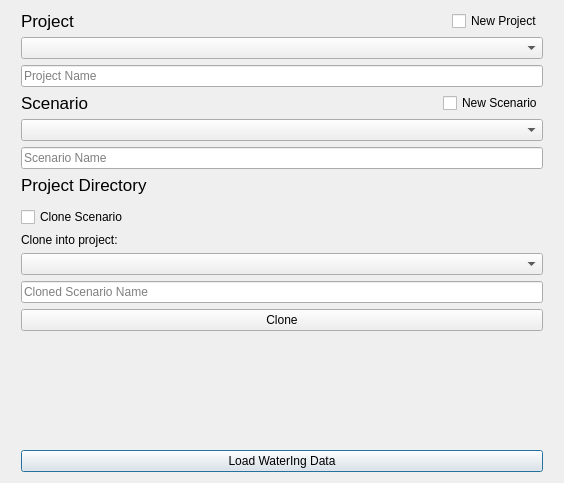
The window that ui/watering_load_dialog.ui (Ingeniousware/QGISWaterIng) describes before a commit, drawn with Qt 5.
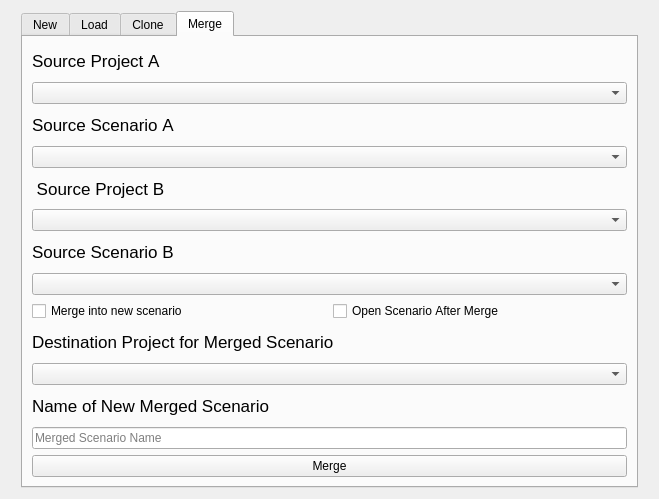
The same window after the commit. The open tabs and pages were chosen to show the change. Custom widgets are drawn as their Qt base class.

Commit message: load dialog enhancement - first part

Patch:
```diff
--- a/ui/watering_load_dialog.ui
+++ b/ui/watering_load_dialog.ui
@@ -9,173 +9,15 @@
    <rect>
     <x>0</x>
     <y>0</y>
-    <width>564</width>
-    <height>483</height>
+    <width>659</width>
+    <height>499</height>
    </rect>
   </property>
   <property name="windowTitle">
    <string>Load WaterIng Data</string>
   </property>
   <layout class="QGridLayout" name="gridLayout">
-   <item row="10" column="1">
-    <widget class="QgsFileWidget" name="newShpDirectory">
-     <property name="storageMode">
-      <enum>QgsFileWidget::GetDirectory</enum>
-     </property>
-    </widget>
-   </item>
-   <item row="7" column="1">
-    <layout class="QHBoxLayout" name="horizontalLayout_2">
-     <item>
-      <widget class="QLineEdit" name="create_scenario">
-       <property name="placeholderText">
-        <string>Scenario Name</string>
-       </property>
-      </widget>
-     </item>
-    </layout>
-   </item>
-   <item row="12" column="1">
-    <layout class="QHBoxLayout" name="horizontalLayout_7">
-     <item>
-      <widget class="QCheckBox" name="cloneCheckBox">
-       <property name="text">
-        <string>Clone Scenario</string>
-       </property>
-      </widget>
-     </item>
-    </layout>
-   </item>
-   <item row="25" column="1">
-    <widget class="QPushButton" name="newProjectBtn">
-     <property name="text">
-      <string>Load WaterIng Data</string>
-     </property>
-    </widget>
-   </item>
-   <item row="6" column="1">
-    <widget class="QComboBox" name="scenarios_box"/>
-   </item>
-   <item row="5" column="1">
-    <layout class="QHBoxLayout" name="horizontalLayout_5">
-     <item>
-      <widget class="QLabel" name="scenarioLabel">
-       <property name="font">
-        <font>
-         <pointsize>13</pointsize>
-         <weight>50</weight>
-         <bold>false</bold>
-        </font>
-       </property>
-       <property name="text">
-        <string>Scenario</string>
-       </property>
-      </widget>
-     </item>
-     <item>
-      <widget class="QCheckBox" name="newScenarioCheckBox">
-       <property name="sizePolicy">
-        <sizepolicy hsizetype="Fixed" vsizetype="Fixed">
-         <horstretch>0</horstretch>
-         <verstretch>0</verstretch>
-        </sizepolicy>
-       </property>
-       <property name="text">
-        <string>New Scenario</string>
-       </property>
-      </widget>
-     </item>
-    </layout>
-   </item>
-   <item row="8" column="2">
-    <spacer name="horizontalSpacer">
-     <property name="orientation">
-      <enum>Qt::Horizontal</enum>
-     </property>
-     <property name="sizeType">
-      <enum>QSizePolicy::Fixed</enum>
-     </property>
-     <property name="sizeHint" stdset="0">
-      <size>
-       <width>10</width>
-       <height>20</height>
-      </size>
-     </property>
-    </spacer>
-   </item>
-   <item row="1" column="1">
-    <layout class="QHBoxLayout" name="horizontalLayout_4">
-     <item>
-      <widget class="QLabel" name="projectLabel">
-       <property name="font">
-        <font>
-         <pointsize>13</pointsize>
-         <weight>50</weight>
-         <bold>false</bold>
-        </font>
-       </property>
-       <property name="text">
-        <string>Project</string>
-       </property>
-      </widget>
-     </item>
-     <item>
-      <widget class="QCheckBox" name="newProjectCheckBox">
-       <property name="sizePolicy">
-        <sizepolicy hsizetype="Fixed" vsizetype="Fixed">
-         <horstretch>0</horstretch>
-         <verstretch>0</verstretch>
-        </sizepolicy>
-       </property>
-       <property name="text">
-        <string>New Project</string>
-       </property>
-      </widget>
-     </item>
-    </layout>
-   </item>
-   <item row="21" column="1">
-    <widget class="QLineEdit" name="cloned_scenario_name">
-     <property name="placeholderText">
-      <string>Cloned Scenario Name</string>
-     </property>
-    </widget>
-   </item>
-   <item row="2" column="1">
-    <widget class="QComboBox" name="projects_box"/>
-   </item>
-   <item row="22" column="1">
-    <widget class="QPushButton" name="cloneScenarioBtn">
-     <property name="text">
-      <string>Clone</string>
-     </property>
-    </widget>
-   </item>
-   <item row="3" column="1">
-    <layout class="QHBoxLayout" name="horizontalLayout_3">
-     <item>
-      <widget class="QLineEdit" name="new_project_name">
-       <property name="placeholderText">
-        <string>Project Name</string>
-       </property>
-      </widget>
-     </item>
-    </layout>
-   </item>
-   <item row="23" column="1">
-    <spacer name="verticalSpacer">
-     <property name="orientation">
-      <enum>Qt::Vertical</enum>
-     </property>
-     <property name="sizeHint" stdset="0">
-      <size>
-       <width>20</width>
-       <height>10</height>
-      </size>
-     </property>
-    </spacer>
-   </item>
-   <item row="8" column="0">
+   <item row="9" column="0">
     <spacer name="horizontalSpacer_2">
      <property name="orientation">
       <enum>Qt::Horizontal</enum>
@@ -191,40 +33,491 @@
      </property>
     </spacer>
    </item>
-   <item row="8" column="1">
-    <widget class="QLabel" name="projectLabel_3">
+   <item row="9" column="2">
+    <spacer name="horizontalSpacer">
+     <property name="orientation">
+      <enum>Qt::Horizontal</enum>
+     </property>
+     <property name="sizeType">
+      <enum>QSizePolicy::Fixed</enum>
+     </property>
+     <property name="sizeHint" stdset="0">
+      <size>
+       <width>10</width>
+       <height>20</height>
+      </size>
+     </property>
+    </spacer>
+   </item>
+   <item row="7" column="1" rowspan="6">
+    <widget class="QTabWidget" name="container">
      <property name="sizePolicy">
-      <sizepolicy hsizetype="Expanding" vsizetype="Fixed">
+      <sizepolicy hsizetype="Preferred" vsizetype="Preferred">
        <horstretch>0</horstretch>
        <verstretch>0</verstretch>
       </sizepolicy>
      </property>
      <property name="font">
       <font>
-       <pointsize>13</pointsize>
-       <weight>50</weight>
-       <bold>false</bold>
+       <kerning>false</kerning>
       </font>
      </property>
-     <property name="text">
-      <string>Project Directory</string>
+     <property name="currentIndex">
+      <number>0</number>
      </property>
+     <widget class="QWidget" name="tab_2">
+      <attribute name="title">
+       <string>New</string>
+      </attribute>
+      <layout class="QVBoxLayout" name="verticalLayout_3">
+       <item>
+        <widget class="QLabel" name="new_source_project_label">
+         <property name="font">
+          <font>
+           <pointsize>13</pointsize>
+           <weight>50</weight>
+           <bold>false</bold>
+           <kerning>false</kerning>
+          </font>
+         </property>
+         <property name="text">
+          <string>Project</string>
+         </property>
+        </widget>
+       </item>
+       <item>
+        <widget class="QComboBox" name="new_projects_box"/>
+       </item>
+       <item>
+        <layout class="QHBoxLayout" name="horizontalLayout_2">
+         <item>
+          <widget class="QLabel" name="new_project_label">
+           <property name="font">
+            <font>
+             <pointsize>13</pointsize>
+             <weight>50</weight>
+             <bold>false</bold>
+             <kerning>false</kerning>
+            </font>
+           </property>
+           <property name="text">
+            <string>New Project Name</string>
+           </property>
+          </widget>
+         </item>
+         <item>
+          <widget class="QCheckBox" name="new_project_checkBox">
+           <property name="text">
+            <string>New Project</string>
+           </property>
+          </widget>
+         </item>
+        </layout>
+       </item>
+       <item>
+        <widget class="QLineEdit" name="new_project_name">
+         <property name="placeholderText">
+          <string>Project Name</string>
+         </property>
+        </widget>
+       </item>
+       <item>
+        <widget class="QLabel" name="scenarioLabel_3">
+         <property name="font">
+          <font>
+           <pointsize>13</pointsize>
+           <weight>50</weight>
+           <bold>false</bold>
+           <kerning>false</kerning>
+          </font>
+         </property>
+         <property name="text">
+          <string>New Scenario Name</string>
+         </property>
+        </widget>
+       </item>
+       <item>
+        <widget class="QLineEdit" name="new_scenario_name">
+         <property name="placeholderText">
+          <string>Scenario Name</string>
+         </property>
+        </widget>
+       </item>
+       <item>
+        <spacer name="verticalSpacer_2">
+         <property name="orientation">
+          <enum>Qt::Vertical</enum>
+         </property>
+         <property name="sizeHint" stdset="0">
+          <size>
+           <width>546</width>
+           <height>204</height>
+          </size>
+         </property>
+        </spacer>
+       </item>
+       <item>
+        <widget class="QPushButton" name="new_button">
+         <property name="text">
+          <string>Create</string>
+         </property>
+        </widget>
+       </item>
+      </layout>
+     </widget>
+     <widget class="QWidget" name="Load_4">
+      <property name="autoFillBackground">
+       <bool>false</bool>
+      </property>
+      <property name="styleSheet">
+       <string notr="true"/>
+      </property>
+      <attribute name="title">
+       <string>Load</string>
+      </attribute>
+      <layout class="QVBoxLayout" name="verticalLayout">
+       <item>
+        <layout class="QVBoxLayout" name="verticalLayout_4">
+         <item>
+          <widget class="QLabel" name="projectLabel">
+           <property name="font">
+            <font>
+             <pointsize>13</pointsize>
+             <weight>50</weight>
+             <bold>false</bold>
+             <kerning>false</kerning>
+            </font>
+           </property>
+           <property name="text">
+            <string>Project</string>
+           </property>
+          </widget>
+         </item>
+         <item>
+          <widget class="QComboBox" name="load_projects_box"/>
+         </item>
+         <item>
+          <widget class="QLabel" name="scenarioLabel">
+           <property name="font">
+            <font>
+             <pointsize>13</pointsize>
+             <weight>50</weight>
+             <bold>false</bold>
+             <kerning>false</kerning>
+            </font>
+           </property>
+           <property name="text">
+            <string>Scenario</string>
+           </property>
+          </widget>
+         </item>
+         <item>
+          <widget class="QComboBox" name="load_scenarios_box"/>
+         </item>
+         <item>
+          <widget class="QLabel" name="projectLabel3">
+           <property name="sizePolicy">
+            <sizepolicy hsizetype="Expanding" vsizetype="Fixed">
+             <horstretch>0</horstretch>
+             <verstretch>0</verstretch>
+            </sizepolicy>
+           </property>
+           <property name="font">
+            <font>
+             <pointsize>13</pointsize>
+             <weight>50</weight>
+             <bold>false</bold>
+             <kerning>false</kerning>
+            </font>
+           </property>
+           <property name="text">
+            <string>Project Directory</string>
+           </property>
+          </widget>
+         </item>
+         <item>
+          <widget class="QgsFileWidget" name="newShpDirectory">
+           <property name="storageMode">
+            <enum>QgsFileWidget::GetDirectory</enum>
+           </property>
+          </widget>
+         </item>
+         <item>
+          <spacer name="verticalSpacer_3">
+           <property name="orientation">
+            <enum>Qt::Vertical</enum>
+           </property>
+           <property name="sizeHint" stdset="0">
+            <size>
+             <width>546</width>
+             <height>45</height>
+            </size>
+           </property>
+          </spacer>
+         </item>
+         <item>
+          <widget class="QPushButton" name="load_button">
+           <property name="text">
+            <string>Load</string>
+           </property>
+          </widget>
+         </item>
+        </layout>
+       </item>
+      </layout>
+     </widget>
+     <widget class="QWidget" name="advanced_4">
+      <attribute name="title">
+       <string>Clone</string>
+      </attribute>
+      <layout class="QVBoxLayout" name="verticalLayout_5">
+       <item>
+        <widget class="QLabel" name="projectLabel_2">
+         <property name="font">
+          <font>
+           <pointsize>13</pointsize>
+           <weight>50</weight>
+           <bold>false</bold>
+           <kerning>false</kerning>
+          </font>
+         </property>
+         <property name="text">
+          <string>Project</string>
+         </property>
+        </widget>
+       </item>
+       <item>
+        <widget class="QComboBox" name="projects_box_2"/>
+       </item>
+       <item>
+        <widget class="QLabel" name="scenarioLabel_2">
+         <property name="font">
+          <font>
+           <pointsize>13</pointsize>
+           <weight>50</weight>
+           <bold>false</bold>
+           <kerning>false</kerning>
+          </font>
+         </property>
+         <property name="text">
+          <string>Scenario</string>
+         </property>
+        </widget>
+       </item>
+       <item>
+        <widget class="QComboBox" name="scenarios_box_2"/>
+       </item>
+       <item>
+        <widget class="QLabel" name="clone_title">
+         <property name="sizePolicy">
+          <sizepolicy hsizetype="Preferred" vsizetype="Fixed">
+           <horstretch>0</horstretch>
+           <verstretch>0</verstretch>
+          </sizepolicy>
+         </property>
+         <property name="text">
+          <string>Clone into project:</string>
+         </property>
+        </widget>
+       </item>
+       <item>
+        <widget class="QComboBox" name="clone_box"/>
+       </item>
+       <item>
+        <widget class="QLabel" name="clone_title_2">
+         <property name="sizePolicy">
+          <sizepolicy hsizetype="Preferred" vsizetype="Fixed">
+           <horstretch>0</horstretch>
+           <verstretch>0</verstretch>
+          </sizepolicy>
+         </property>
+         <property name="text">
+          <string>Cloned Scenario Name: </string>
+         </property>
+        </widget>
+       </item>
+       <item>
+        <widget class="QLineEdit" name="cloned_scenario_name">
+         <property name="placeholderText">
+          <string>Cloned Scenario Name</string>
+         </property>
+        </widget>
+       </item>
+       <item>
+        <widget class="QCheckBox" name="clone_open_after_checkBox">
+         <property name="text">
+          <string>Open Scenario After Cloning</string>
+         </property>
+        </widget>
+       </item>
+       <item>
+        <spacer name="verticalSpacer_4">
+         <property name="orientation">
+          <enum>Qt::Vertical</enum>
+         </property>
+         <property name="sizeHint" stdset="0">
+          <size>
+           <width>546</width>
+           <height>45</height>
+          </size>
+         </property>
+        </spacer>
+       </item>
+       <item>
+        <widget class="QPushButton" name="clone_button">
+         <property name="text">
+          <string>Clone</string>
+         </property>
+        </widget>
+       </item>
+      </layout>
+     </widget>
+     <widget class="QWidget" name="tab">
+      <attribute name="title">
+       <string>Merge</string>
+      </attribute>
+      <layout class="QVBoxLayout" name="verticalLayout_2">
+       <item>
+        <widget class="QLabel" name="projectLabel_5">
+         <property name="font">
+          <font>
+           <pointsize>13</pointsize>
+           <weight>50</weight>
+           <bold>false</bold>
+           <kerning>false</kerning>
+          </font>
+         </property>
+         <property name="text">
+          <string>Source Project A</string>
+         </property>
+        </widget>
+       </item>
+       <item>
+        <widget class="QComboBox" name="merge_projects_box"/>
+       </item>
+       <item>
+        <widget class="QLabel" name="scenarioLabel_4">
+         <property name="font">
+          <font>
+           <pointsize>13</pointsize>
+           <weight>50</weight>
+           <bold>false</bold>
+           <kerning>false</kerning>
+          </font>
+         </property>
+         <property name="text">
+          <string>Source Scenario A</string>
+         </property>
+        </widget>
+       </item>
+       <item>
+        <widget class="QComboBox" name="merge_scenarios_box"/>
+       </item>
+       <item>
+        <widget class="QLabel" name="projectLabel_6">
+         <property name="font">
+          <font>
+           <pointsize>13</pointsize>
+           <weight>50</weight>
+           <bold>false</bold>
+           <kerning>false</kerning>
+          </font>
+         </property>
+         <property name="text">
+          <string> Source Project B</string>
+         </property>
+        </widget>
+       </item>
+       <item>
+        <widget class="QComboBox" name="merge_projects_box_2"/>
+       </item>
+       <item>
+        <widget class="QLabel" name="scenarioLabel_5">
+         <property name="font">
+          <font>
+           <pointsize>13</pointsize>
+           <weight>50</weight>
+           <bold>false</bold>
+           <kerning>false</kerning>
+          </font>
+         </property>
+         <property name="text">
+          <string>Source Scenario B</string>
+         </property>
+        </widget>
+       </item>
+       <item>
+        <widget class="QComboBox" name="merge_scenarios_box_2"/>
+       </item>
+       <item>
+        <layout class="QHBoxLayout" name="horizontalLayout">
+         <item>
+          <widget class="QCheckBox" name="checkBox">
+           <property name="text">
+            <string>Merge into new scenario</string>
+           </property>
+          </widget>
+         </item>
+         <item>
+          <widget class="QCheckBox" name="merge_open_after_checkBox">
+           <property name="text">
+            <string>Open Scenario After Merge</string>
+           </property>
+          </widget>
+         </item>
+        </layout>
+       </item>
+       <item>
+        <widget class="QLabel" name="scenarioLabel_6">
+         <property name="font">
+          <font>
+           <pointsize>13</pointsize>
+           <weight>50</weight>
+           <bold>false</bold>
+           <kerning>false</kerning>
+          </font>
+         </property>
+         <property name="text">
+          <string>Destination Project for Merged Scenario</string>
+         </property>
+        </widget>
+       </item>
+       <item>
+        <widget class="QComboBox" name="merge_box"/>
+       </item>
+       <item>
+        <widget class="QLabel" name="scenarioLabel_7">
+         <property name="font">
+          <font>
+           <pointsize>13</pointsize>
+           <weight>50</weight>
+           <bold>false</bold>
+           <kerning>false</kerning>
+          </font>
+         </property>
+         <property name="text">
+          <string>Name of New Merged Scenario</string>
+         </property>
+        </widget>
+       </item>
+       <item>
+        <widget class="QLineEdit" name="merged_scenario_name">
+         <property name="placeholderText">
+          <string>Merged Scenario Name</string>
+         </property>
+        </widget>
+       </item>
+       <item>
+        <widget class="QPushButton" name="merge_button">
+         <property name="text">
+          <string>Merge</string>
+         </property>
+        </widget>
+       </item>
+      </layout>
+     </widget>
     </widget>
    </item>
-   <item row="16" column="1">
-    <layout class="QHBoxLayout" name="horizontalLayout">
-     <item>
-      <widget class="QLabel" name="clone_title">
-       <property name="text">
-        <string>Clone into project:</string>
-       </property>
-      </widget>
-     </item>
-    </layout>
-   </item>
-   <item row="17" column="1">
-    <widget class="QComboBox" name="clone_box"/>
-   </item>
   </layout>
  </widget>
  <customwidgets>
```
Left out of the diff: 2 changed lines with no effect on the pictures. The commit also changes 1 other file.
